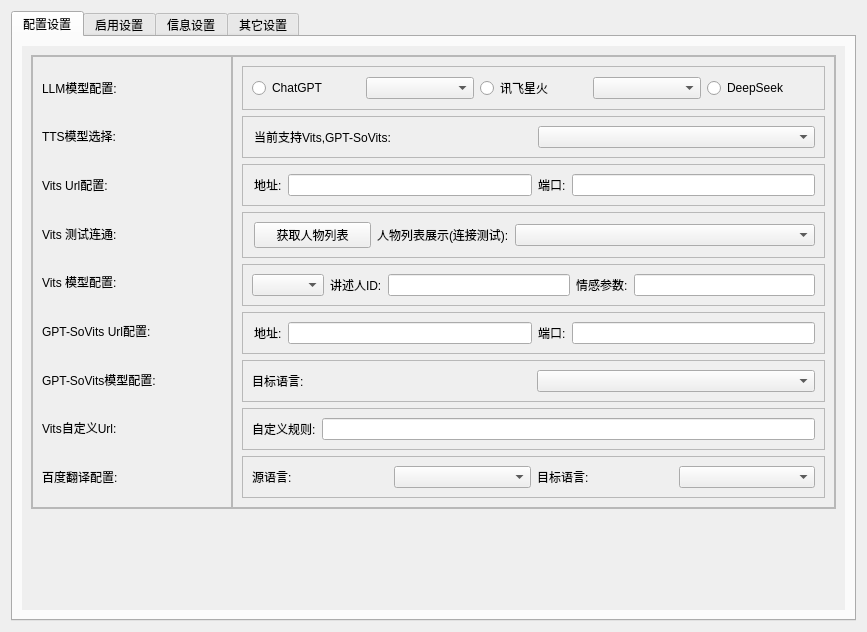
Qt form LogGpt/setdialogwidget.ui (log159/LogChat) before a commit.
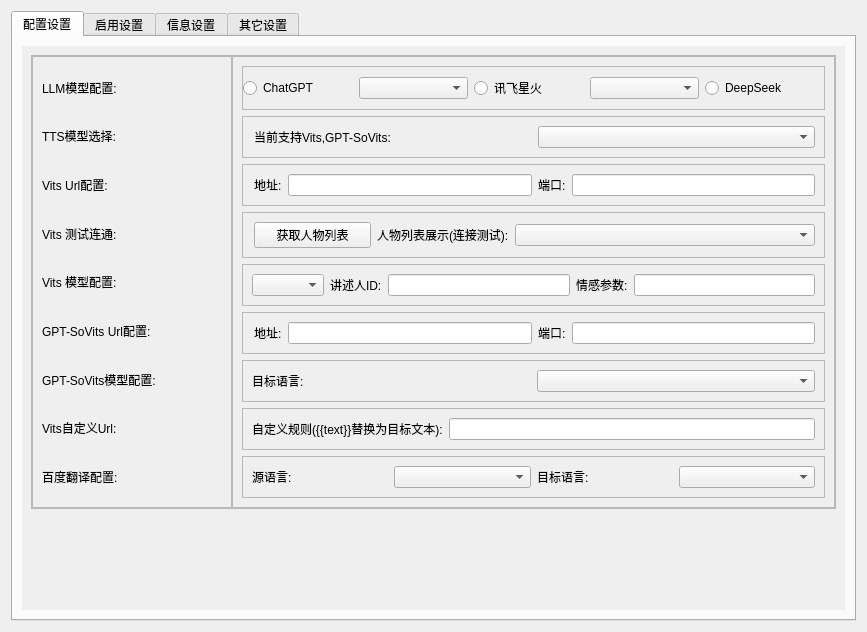
The same form after that commit.

```diff
--- a/LogGpt/setdialogwidget.ui
+++ b/LogGpt/setdialogwidget.ui
@@ -189,6 +189,9 @@
                     <enum>QFrame::Raised</enum>
                    </property>
                    <layout class="QHBoxLayout" name="horizontalLayout_12">
+                    <property name="leftMargin">
+                     <number>0</number>
+                    </property>
                     <item>
                      <widget class="QRadioButton" name="radioButton_llm_chatgpt">
                       <property name="text">
@@ -422,7 +425,7 @@
                     <item>
                      <widget class="QLabel" name="label_vits_selfrule_text">
                       <property name="text">
-                       <string>自定义规则:</string>
+                       <string>自定义规则({{text}}替换为目标文本):</string>
                       </property>
                      </widget>
                     </item>
```
